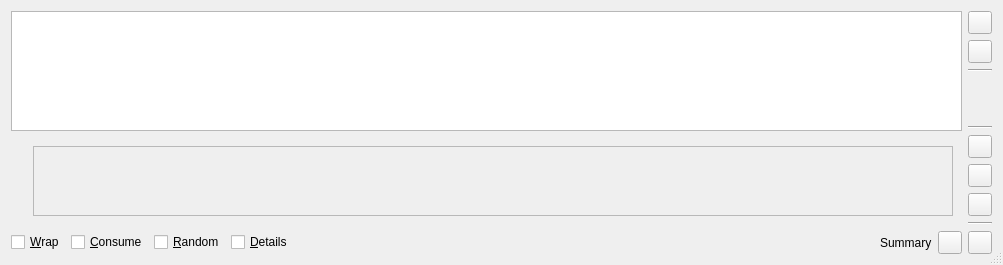
Qt form code/playlist/ui/playlist.ui (andrew-bibb/mbmp) before a commit.
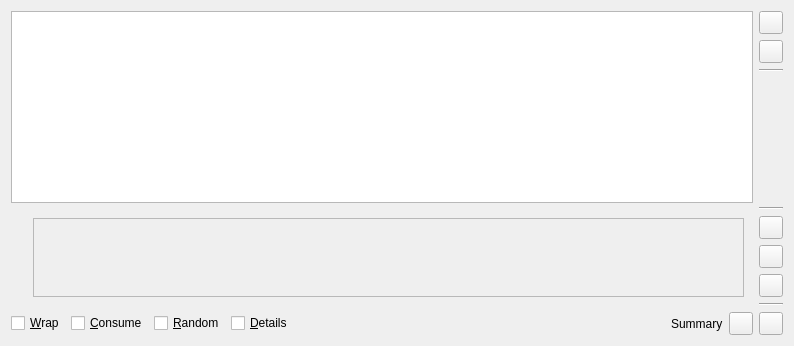
The same form after that commit.

Commit message: playlist incorporated into player

The edit to the form file:
```diff
--- a/code/playlist/ui/playlist.ui
+++ b/code/playlist/ui/playlist.ui
@@ -1,21 +1,18 @@
 <?xml version="1.0" encoding="UTF-8"?>
 <ui version="4.0">
  <class>Playlist</class>
- <widget class="QDialog" name="Playlist">
+ <widget class="QWidget" name="Playlist">
   <property name="geometry">
    <rect>
     <x>0</x>
     <y>0</y>
-    <width>1003</width>
-    <height>265</height>
+    <width>794</width>
+    <height>346</height>
    </rect>
   </property>
   <property name="windowTitle">
    <string>Playlist</string>
   </property>
-  <property name="sizeGripEnabled">
-   <bool>true</bool>
-  </property>
   <layout class="QHBoxLayout" name="horizontalLayout_2">
    <item>
     <layout class="QVBoxLayout" name="verticalLayout_2">
@@ -58,8 +55,8 @@
             <rect>
              <x>0</x>
              <y>0</y>
-             <width>919</width>
-             <height>68</height>
+             <width>710</width>
+             <height>77</height>
             </rect>
            </property>
            <layout class="QVBoxLayout" name="verticalLayout_3">
```
The commit also changes 10 other files.
